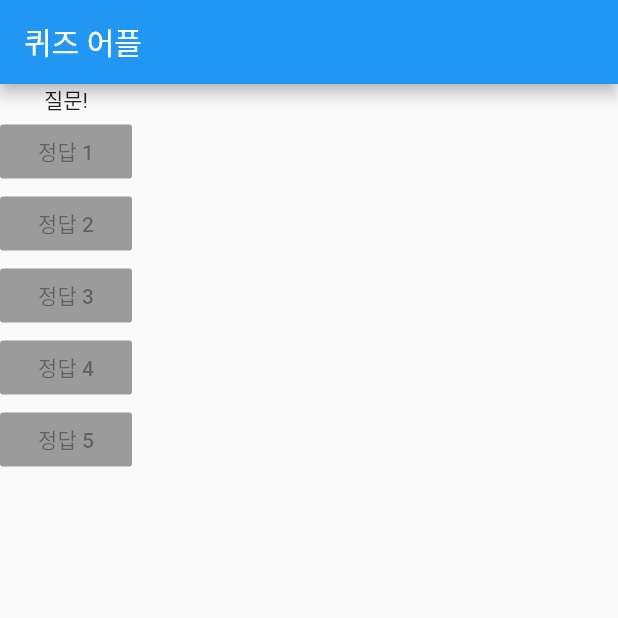
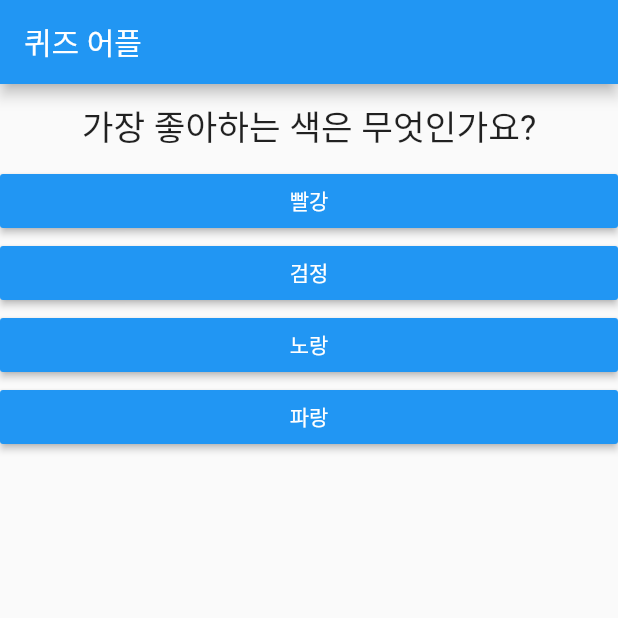
Before and after one commit to hangeulisbest/flutter_quiz_app_ex, a Flutter app: the screen it shows after launch, on a phone screen of 412 x 824 dp, the top half of it. Run offline on Flutter 3.47's test engine with Material 2 defaults, Android fonts, the phone set to English and light mode, and no system bars.

Commit message:
question added

```diff
--- /dev/null
+++ b/lib/answer.dart
@@ -0,0 +1,22 @@
+import 'package:flutter/material.dart';
+
+class Answer extends StatelessWidget {
+
+  final Function selectHandler;
+  final String answerText;
+
+  Answer(this.selectHandler,this.answerText);
+
+  @override
+  Widget build(BuildContext context) {
+    return Container(
+      width: double.infinity,
+      child : RaisedButton(
+          color: Colors.blue,
+          textColor: Colors.white,
+          child: Text(answerText),
+          onPressed: selectHandler,
+              ),
+    );
+  }
+}
--- a/lib/main.dart
+++ b/lib/main.dart
@@ -1,11 +1,47 @@
 import 'package:flutter/material.dart';
+import 'question.dart';
+import 'answer.dart';
 
 void main() => runApp(MyApp());
 
-class MyApp extends StatelessWidget {
+class MyApp extends StatefulWidget {
+  @override
+  State<StatefulWidget> createState() {
+    return new _MyAppState();
+  }
+
+}
+class _MyAppState extends State<MyApp> {
+  var _questionIndex = 0;
+
+  void _answerQuestion(){
+    setState(() {
+      _questionIndex = _questionIndex + 1;
+    });
+  }
+
   @override
   Widget build(BuildContext context) {
-    var questions = ['가장 좋아하는 색은 무엇인가요?', '가장 좋아하는 동물은 무엇인가요?'];
+    var questions = [
+      {
+        'questionText':'가장 좋아하는 색은 무엇인가요?',
+        'answers':[
+          '빨강','검정','노랑','파랑'
+        ]
+      },
+      {
+        'questionText':'가장 좋아하는 동물은 무엇인가요?',
+        'answers':[
+          '호랑이','말','고양이','돼지'
+        ]
+      },
+      {
+        'questionText':'가장 좋아하는 사람은 누구인가요?',
+        'answers':[
+          '엄마','아빠','배우자','자식'
+        ]
+      },
+    ];
     // TODO: implement build
     return MaterialApp(
       home: Scaffold(
@@ -14,27 +50,10 @@ class MyApp extends StatelessWidget {
           ),
           body: Column(
             children: <Widget>[
-              Text('질문!'),
-              RaisedButton(
-                child: Text('정답 1'),
-                onPressed: null,
-              ),
-              RaisedButton(
-                child: Text('정답 2'),
-                onPressed: null,
-              ),
-              RaisedButton(
-                child: Text('정답 3'),
-                onPressed: null,
-              ),
-              RaisedButton(
-                child: Text('정답 4'),
-                onPressed: null,
-              ),
-              RaisedButton(
-                child: Text('정답 5'),
-                onPressed: null,
-              ),
+              Question(questions[_questionIndex%3]['questionText']),
+              ...(questions[_questionIndex%3]['answers'] as List<String>).map((answer){
+                  return Answer(_answerQuestion,answer);
+              }).toList()
             ],
           )),
     );
--- /dev/null
+++ b/lib/question.dart
@@ -0,0 +1,16 @@
+import 'package:flutter/material.dart';
+
+class Question extends StatelessWidget {
+  final String questionText;
+
+  Question(this.questionText);
+
+  @override
+  Widget build(BuildContext context) {
+    return Container(
+        width: double.infinity,
+        margin: EdgeInsets.all(10),
+        child: Text(questionText,
+            style: TextStyle(fontSize: 23), textAlign: TextAlign.center));
+  }
+}
```
